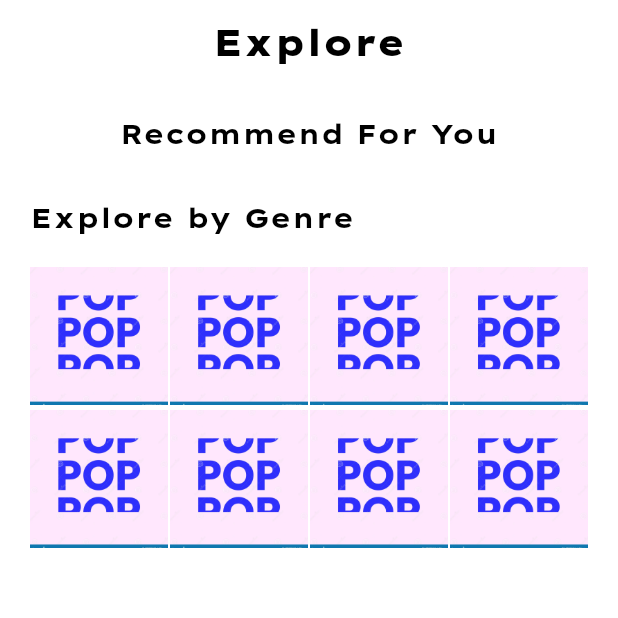
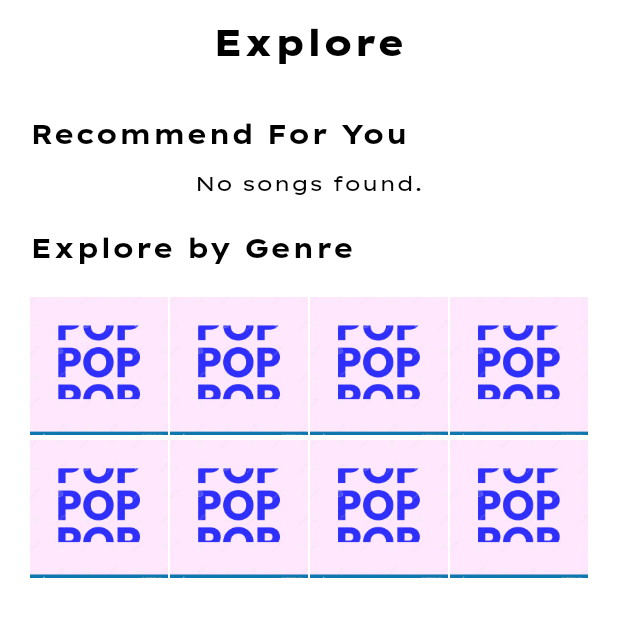
Before and after one commit to Sound-Fit/SoundFit, a Flutter app: the ExplorePage screen opened directly, on a phone screen of 412 x 824 dp, the top half of it. Run offline on Flutter 3.47's test engine with Material 3 defaults, Android fonts, the phone set to English and light mode, and no system bars; our stand-ins replace audio_video_progress_bar, audioplayers, camera, cloud_firestore, firebase_auth, firebase_core and 4 more; missing offline and left inert: firebase_app_check, spotify, youtube_explode_dart; accounts and stored records are empty.

Commit message:
update explore page

```diff
--- a/lib/presentation/pages/explore/explore.dart
+++ b/lib/presentation/pages/explore/explore.dart
@@ -7,6 +7,7 @@ import 'package:soundfit/common/widgets/text/title_text.dart';
 import 'package:soundfit/core/configs/theme/app_colors.dart';
 import 'package:soundfit/presentation/pages/explore/genre.dart';
 import 'package:soundfit/presentation/pages/explore/search.dart';
+import 'package:soundfit/presentation/widgets/song/songCardList.dart';
 
 class ExplorePage extends StatelessWidget {
   const ExplorePage({super.key});
@@ -31,50 +32,16 @@ class ExplorePage extends StatelessWidget {
               Column(
                 crossAxisAlignment: CrossAxisAlignment.start,
                 children: [
-                  BasedText(
-                    text: 'Recommend For You',
-                    fontWeight: FontWeight.bold,
-                  ),
-                  Gap(10.0),
-                  // SizedBox(
-                  //   height: 220,
-                  //   child: ListView(
-                  //     // This next line does the trick.
-                  //     scrollDirection: Axis.horizontal,
-                  //     children: <Widget>[
-                  //       SongCard(
-                  //           songTitle: "Young and Beautiful",
-                  //           artistName: "Lana Del Ray",
-                  //           image: Image.asset("assets/images/YnB.jpg"),
-                  //           onPressed: () {}),
-                  //       SongCard(
-                  //           songTitle: "Paradise",
-                  //           artistName: "Young Man",
-                  //           image: Image.asset("assets/images/SongCover.jpg"),
-                  //           onPressed: () {}),
-                  //       SongCard(
-                  //           songTitle: "Born To Die",
-                  //           artistName: "Lana Del Ray",
-                  //           image: Image.asset("assets/images/Artist.jpg"),
-                  //           onPressed: () {}),
-                  //       SongCard(
-                  //           songTitle: "Young and Beautiful",
-                  //           artistName: "Lana Del Ray",
-                  //           image: Image.asset("assets/images/YnB.jpg"),
-                  //           onPressed: () {}),
-                  //       SongCard(
-                  //           songTitle: "Paradise",
-                  //           artistName: "Young Man",
-                  //           image: Image.asset("assets/images/SongCover.jpg"),
-                  //           onPressed: () {}),
-                  //       SongCard(
-                  //           songTitle: "Born To Die",
-                  //           artistName: "Lana Del Ray",
-                  //           image: Image.asset("assets/images/Artist.jpg"),
-                  //           onPressed: () {}),
-                  //     ],
-                  //   ),
-                  // ),
+                  Column(
+                      crossAxisAlignment: CrossAxisAlignment.start,
+                      children: [
+                        BasedText(
+                          text: 'Recommend For You',
+                          fontWeight: FontWeight.bold,
+                        ),
+                        Gap(10.0),
+                        SongCardlist(),
+                      ]),
                 ],
               ),
               Gap(20),
```
